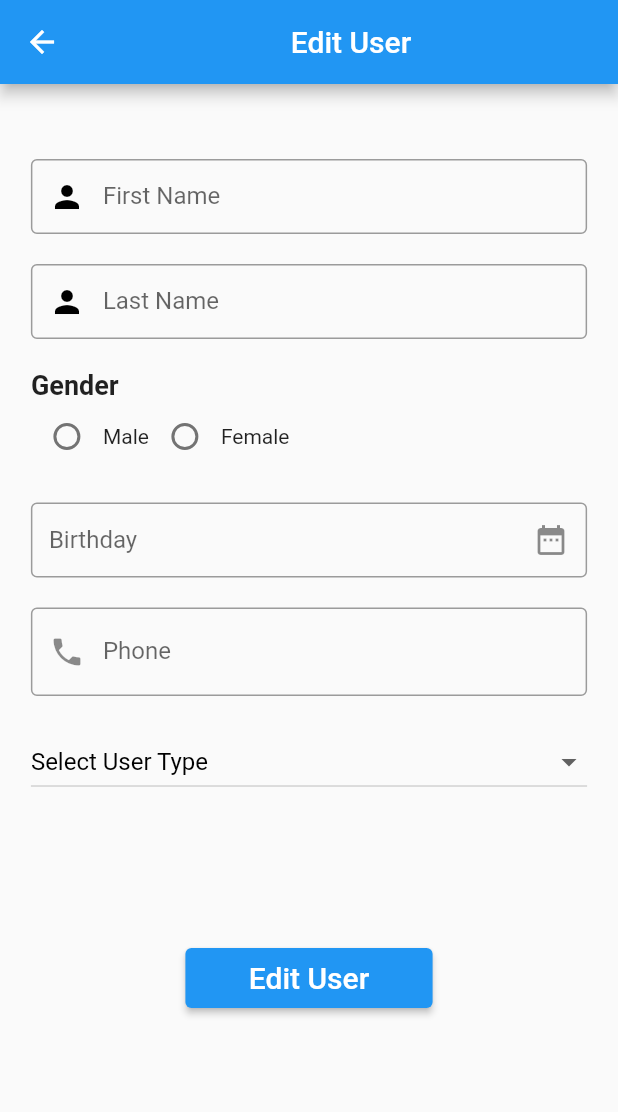
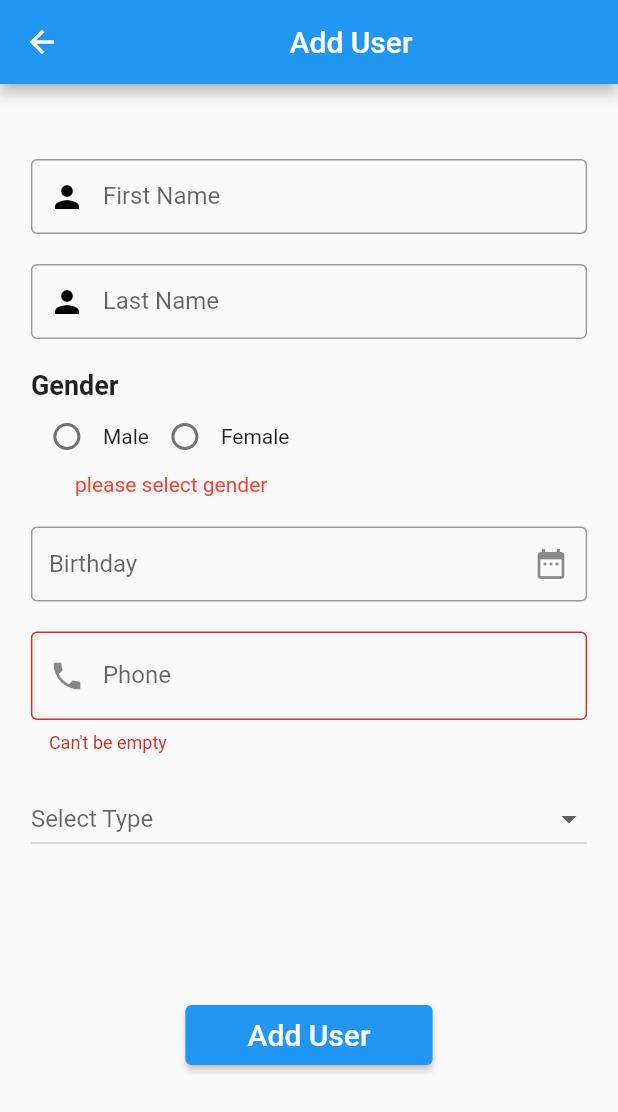
Before and after one commit to huevangxp/flutter_crud, a Flutter app: the EdittUser screen opened directly, on a phone screen of 412 x 824 dp. Shown: the top 1112 px of the screen. Run offline on Flutter 3.47's test engine with Material 2 defaults, Android fonts, the phone set to English and light mode, and no system bars; our stand-ins replace google_nav_bar; network calls fail.

```diff
--- a/lib/main.dart
+++ b/lib/main.dart
@@ -16,7 +16,7 @@ class MyApp extends StatelessWidget {
       theme: ThemeData(
         primarySwatch: Colors.blue,
       ),
-      home: Home(),
+      home: const Home(),
     );
   }
 }
--- a/lib/pages/edit_user.dart
+++ b/lib/pages/edit_user.dart
@@ -1,4 +1,5 @@
 import 'package:flutter/material.dart';
+import 'package:intl/intl.dart';
 
 class EdittUser extends StatefulWidget {
   const EdittUser({super.key});
@@ -9,9 +10,45 @@ class EdittUser extends StatefulWidget {
 
 class _EdittUserState extends State<EdittUser> {
   String Gender = "";
-  String SelectUserType = "Select User Type";
+  String selectUser = 'Select Type';
+  DateTime selected = DateTime.now();
+  DateFormat formatter = DateFormat('dd-MM-yyyy');
+  TextEditingController BirthdayController = TextEditingController();
+  TextEditingController _fname = TextEditingController();
+  TextEditingController _lname = TextEditingController();
+  TextEditingController _phone = TextEditingController();
+
+  bool firstNameValidate = false;
+  bool lastNameValidate = false;
+
+  String? get _errorText {
+    final text = _phone.text;
+
+    if (text.isEmpty) {
+      return 'Can\'t be empty';
+    }
+    if (text.length < 8) {
+      return 'Too short';
+    }
+    // return null if the text is valid
+    return null;
+  }
 
   final userType = ['Admin', 'User'];
+
+  Future<void> _selectDate(BuildContext context) async {
+    final DateTime? picked = await showDatePicker(
+        context: context,
+        initialDate: selected,
+        firstDate: DateTime(1900),
+        lastDate: DateTime(2101));
+    if (picked != null && picked != selected) {
+      setState(() {
+        selected = picked;
+        BirthdayController.text = formatter.format(selected);
+      });
+    }
+  }
 
   @override
   Widget build(BuildContext context) {
@@ -23,7 +60,7 @@ class _EdittUserState extends State<EdittUser> {
           },
           icon: Icon(Icons.arrow_back),
         ),
-        title: Center(child: Text("Edit User")),
+        title: Center(child: Text("Add User")),
       ),
       body: SingleChildScrollView(
         child: Center(
@@ -82,8 +119,27 @@ class _EdittUserState extends State<EdittUser> {
         width: MediaQuery.of(context).size.width * 0.4,
         height: 40,
         child: ElevatedButton(
-            onPressed: () {},
-            child: Text('Edit User', style: TextStyle(fontSize: 20))));
+            onPressed: () {
+              print("first name: ${_fname.text}");
+              print("last name: ${_lname.text}");
+              print("Gender: ${Gender}");
+              print("brithday: ${BirthdayController.text}");
+              print("phone: ${_phone.text}");
+              print("select: ${selectUser}");
+
+              if (_fname.text.isEmpty && _lname.text.isEmpty) {
+                setState(() {
+                  firstNameValidate = true;
+                  lastNameValidate = true;
+                });
+              } else {
+                setState(() {
+                  firstNameValidate = false;
+                  lastNameValidate = false;
+                });
+              }
+            },
+            child: Text('Add User', style: TextStyle(fontSize: 20))));
   }
 
   Container selectWidget(BuildContext context) {
@@ -91,12 +147,8 @@ class _EdittUserState extends State<EdittUser> {
       width: MediaQuery.of(context).size.width * 0.9,
       child: DropdownButton(
           isExpanded: true,
-          hint: SelectUserType == null
-              ? Text(SelectUserType)
-              : Text(
-                  SelectUserType,
-                  style: TextStyle(color: Colors.black),
-                ),
+          hint: selectUser == null ? Text(selectUser) : Text(selectUser),
+          // value: selectUser,
           items: userType
               .map((e) => DropdownMenuItem(
                     child: Text(
@@ -108,47 +160,65 @@ class _EdittUserState extends State<EdittUser> {
               .toList(),
           onChanged: (value) {
             setState(() {
-              // value = value;
-              SelectUserType = value!;
+              selectUser = value!;
+              // print(value);
             });
           }),
     );
   }
 
-  Container textFormFieldPhone(BuildContext context) {
-    return Container(
+  Widget textFormFieldPhone(BuildContext context) {
+    return Column(
+      children: [
+        Container(
           width: MediaQuery.of(context).size.width * 0.9,
           child: TextFormField(
+            controller: _phone,
+            keyboardType: TextInputType.number,
             decoration: InputDecoration(
+                errorText: _errorText,
                 labelText: "Phone",
                 border: OutlineInputBorder(),
-            prefixIcon: IconButton(onPressed: () {}, icon: Icon(Icons.phone))),
+                prefixIcon:
+                    IconButton(onPressed: () {}, icon: Icon(Icons.phone))),
           ),
+        ),
+      ],
     );
   }
 
-  Container textFormFieldBirthday(BuildContext context) {
-    return Container(
+  Widget textFormFieldBirthday(BuildContext context) {
+    return InkWell(
+      onTap: () => _selectDate(context),
+      child: Container(
         width: MediaQuery.of(context).size.width * 0.9,
         height: 50,
+        child: IgnorePointer(
           child: TextFormField(
+            controller: BirthdayController,
             decoration: InputDecoration(
               labelText: "Birthday",
               border: OutlineInputBorder(),
               suffixIcon: IconButton(
-            onPressed: () {},
+                onPressed: () {
+                  // _selectDate(context);
+                },
                 icon: Icon(Icons.date_range),
+              ),
+            ),
           ),
         ),
       ),
     );
   }
 
-  Container radioMaleAndFemal(BuildContext context) {
-    return Container(
+  Widget radioMaleAndFemal(BuildContext context) {
+    return Column(
+      children: [
+        Container(
           width: MediaQuery.of(context).size.width * 0.9,
           child: Row(
-        // mainAxisAlignment: MainAxisAlignment.spaceEvenly,
+            crossAxisAlignment: CrossAxisAlignment.end,
             children: [
               Row(
                 children: [
@@ -180,6 +250,22 @@ class _EdittUserState extends State<EdittUser> {
               )
             ],
           ),
+        ),
+        Gender == ""
+            ? Container(
+                padding: EdgeInsets.only(left: 50),
+                child: Row(
+                  children: [
+                    Container(
+                        child: Text(
+                      "please select gender",
+                      style: TextStyle(color: Colors.red),
+                    )),
+                  ],
+                ),
+              )
+            : Container(),
+      ],
     );
   }
 
@@ -188,7 +274,9 @@ class _EdittUserState extends State<EdittUser> {
       width: MediaQuery.of(context).size.width * 0.9,
       height: 50,
       child: TextFormField(
+        controller: _lname,
         decoration: InputDecoration(
+          errorText: lastNameValidate ? "Please enter last name" : null,
           labelText: "Last Name",
           prefixIcon: Icon(
             Icons.person,
@@ -200,12 +288,16 @@ class _EdittUserState extends State<EdittUser> {
     );
   }
 
-  Container textFieldFname(BuildContext context) {
-    return Container(
+  Widget textFieldFname(BuildContext context) {
+    return Column(
+      children: [
+        Container(
           width: MediaQuery.of(context).size.width * 0.9,
           height: 50,
           child: TextFormField(
+            controller: _fname,
             decoration: InputDecoration(
+              errorText: firstNameValidate ? 'Value Can\'t Be Empty' : null,
               labelText: "First Name",
               prefixIcon: Icon(
                 Icons.person,
@@ -214,6 +306,9 @@ class _EdittUserState extends State<EdittUser> {
               border: OutlineInputBorder(),
             ),
           ),
+        ),
+        // _fname.text.isEmpty ? Text("Please enter your first name", style: TextStyle(color: Colors.red),) : Container(),
+      ],
     );
   }
 }
--- /dev/null
+++ b/lib/services/api.dart
@@ -0,0 +1 @@
+const APP_URL = "http://192.168.56.1:8000";
--- a/pubspec.yaml
+++ b/pubspec.yaml
@@ -38,6 +38,7 @@ dependencies:
   cupertino_icons: ^1.0.2
   google_nav_bar: ^5.0.6
   intl: ^0.17.0
+  http: ^0.13.5
 
 dev_dependencies:
   flutter_test:
```
Also changed, not shown: lib/pages/home.dart (+68 -16 lines), lib/services/user_service.dart (added, +30 -0 lines), pubspec.lock. Lines whose indentation alone changed are shown as unchanged.
